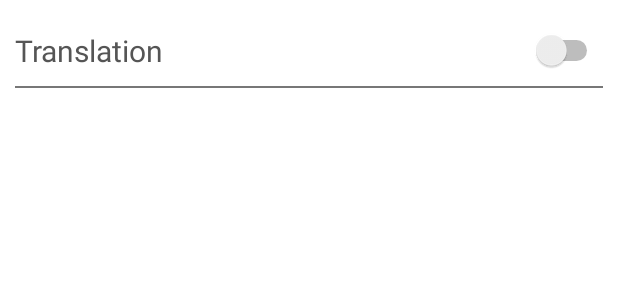
After one commit to LuanScudeler/TCCChatApplication, an Android app: the layout activity_settings.xml on its own in the app's theme, with its tools: preview values and no code run, on a phone screen of 412 x 824 dp. The commit adds this screen. Shown: the top 300 px of the screen. Run offline under Robolectric (Android 15) with nearby library versions, the phone set to English and light mode, and no system bars.

Commit message:
+Settings menu

```diff
--- /dev/null
+++ b/app/src/main/res/layout/activity_settings.xml
@@ -0,0 +1,26 @@
+<?xml version="1.0" encoding="utf-8"?>
+<RelativeLayout xmlns:android="http://schemas.android.com/apk/res/android"
+    xmlns:tools="http://schemas.android.com/tools"
+    android:layout_width="match_parent"
+    android:layout_height="match_parent"
+    android:background="@color/white"
+    android:padding="10dp"
+    tools:context="br.chatup.tcc.activity.SettingsActivity">
+
+    <Switch
+        android:id="@+id/swtTranslation_Settings"
+        android:text="@string/translation"
+        android:textSize="@dimen/meddium_text"
+        android:textColor="#555"
+        android:layout_width="match_parent"
+        android:layout_height="wrap_content"
+        android:layout_marginTop="10dp"/>
+    <View
+        android:layout_width="match_parent"
+        android:layout_height="1dp"
+        android:background="#777"
+        android:layout_marginTop="10dp"
+        android:layout_below="@+id/swtTranslation_Settings"/>
+
+
+</RelativeLayout>
--- a/app/src/main/res/menu/activity_main_drawer.xml
+++ b/app/src/main/res/menu/activity_main_drawer.xml
@@ -7,6 +7,10 @@
             android:id="@+id/nav_contacts"
             android:icon="@drawable/contacts_list_icon"
             android:title="Contacts" />
+        <item
+            android:id="@+id/nav_settings"
+            android:icon="@mipmap/ic_settings_black_18dp"
+            android:title="@string/settings"/>
 
         <item
             android:id="@+id/nav_logout"
--- a/app/src/main/res/menu/chats.xml
+++ b/app/src/main/res/menu/chats.xml
@@ -1,9 +1,4 @@
 <?xml version="1.0" encoding="utf-8"?>
 <menu xmlns:android="http://schemas.android.com/apk/res/android"
     xmlns:app="http://schemas.android.com/apk/res-auto">
-    <item
-        android:id="@+id/toggle_translation"
-        android:title="Translation ON/OFF"
-        android:icon="@drawable/translation_switch_icon"
-        app:showAsAction="always"/>
 </menu>
--- a/app/src/main/res/values/strings.xml
+++ b/app/src/main/res/values/strings.xml
@@ -16,7 +16,9 @@
     <string name="add_to_contacts">Add to contacts</string>
     <string name="translated_message">Translated message</string>
     <string name="close">Close</string>
-
+    <string name="settings">Settings</string>
+    <string name="translation">Translation</string>
+    <string name="language">Language</string>
 
     <!-- LoginActivity -->
     <string name="signin">Sign In</string>
```
Also changed, not shown: app/src/main/AndroidManifest.xml (+13 -8 lines), app/src/main/java/br/chatup/tcc/activity/MainActivity.java (+6 -3 lines), app/src/main/java/br/chatup/tcc/activity/SettingsActivity.java (added, +28 -0 lines), 1 other file.
